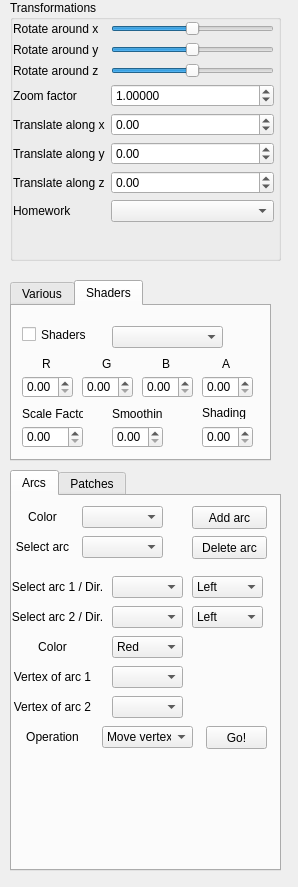
First picture: the form in QtFramework/GUI/SideWidget.ui, repository Peachmann/Grafika, before the edit.
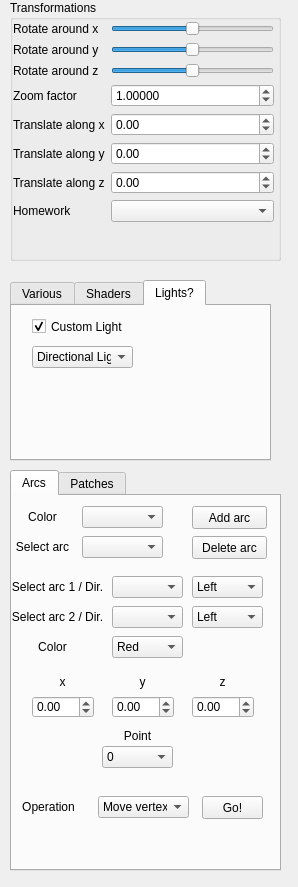
Second picture: the form after the edit. The open tabs and pages were chosen to show the change.

```diff
--- a/QtFramework/GUI/SideWidget.ui
+++ b/QtFramework/GUI/SideWidget.ui
@@ -246,7 +246,7 @@
     </rect>
    </property>
    <property name="currentIndex">
-    <number>1</number>
+    <number>2</number>
    </property>
    <widget class="QWidget" name="Various">
     <attribute name="title">
@@ -633,6 +633,52 @@
      </property>
     </widget>
    </widget>
+   <widget class="QWidget" name="tab_2">
+    <attribute name="title">
+     <string>Lights?</string>
+    </attribute>
+    <widget class="QCheckBox" name="lightCheck">
+     <property name="geometry">
+      <rect>
+       <x>20</x>
+       <y>10</y>
+       <width>91</width>
+       <height>21</height>
+      </rect>
+     </property>
+     <property name="text">
+      <string>Custom Lights</string>
+     </property>
+     <property name="checked">
+      <bool>true</bool>
+     </property>
+    </widget>
+    <widget class="QComboBox" name="selectLight">
+     <property name="geometry">
+      <rect>
+       <x>20</x>
+       <y>40</y>
+       <width>101</width>
+       <height>22</height>
+      </rect>
+     </property>
+     <item>
+      <property name="text">
+       <string>Directional Light</string>
+      </property>
+     </item>
+     <item>
+      <property name="text">
+       <string>Point Light</string>
+      </property>
+     </item>
+     <item>
+      <property name="text">
+       <string>Spotlight</string>
+      </property>
+     </item>
+    </widget>
+   </widget>
   </widget>
   <widget class="QTabWidget" name="tabWidget_2">
    <property name="geometry">
@@ -836,38 +882,6 @@
       </property>
      </item>
     </widget>
-    <widget class="QLabel" name="label_14">
-     <property name="geometry">
-      <rect>
-       <x>0</x>
-       <y>170</y>
-       <width>81</width>
-       <height>21</height>
-      </rect>
-     </property>
-     <property name="text">
-      <string>Vertex of arc 1</string>
-     </property>
-     <property name="alignment">
-      <set>Qt::AlignCenter</set>
-     </property>
-    </widget>
-    <widget class="QLabel" name="label_15">
-     <property name="geometry">
-      <rect>
-       <x>0</x>
-       <y>200</y>
-       <width>81</width>
-       <height>21</height>
-      </rect>
-     </property>
-     <property name="text">
-      <string>Vertex of arc 2</string>
-     </property>
-     <property name="alignment">
-      <set>Qt::AlignCenter</set>
-     </property>
-    </widget>
     <widget class="QComboBox" name="directionArc1">
      <property name="geometry">
       <rect>
@@ -908,31 +922,11 @@
       </property>
      </item>
     </widget>
-    <widget class="QComboBox" name="vertexArc1">
-     <property name="geometry">
-      <rect>
-       <x>100</x>
-       <y>170</y>
-       <width>71</width>
-       <height>22</height>
-      </rect>
-     </property>
-    </widget>
-    <widget class="QComboBox" name="vertexArc2">
-     <property name="geometry">
-      <rect>
-       <x>100</x>
-       <y>200</y>
-       <width>71</width>
-       <height>22</height>
-      </rect>
-     </property>
-    </widget>
     <widget class="QLabel" name="label_16">
      <property name="geometry">
       <rect>
-       <x>0</x>
-       <y>230</y>
+       <x>-4</x>
+       <y>300</y>
        <width>81</width>
        <height>21</height>
       </rect>
@@ -947,8 +941,8 @@
     <widget class="QComboBox" name="operationBox">
      <property name="geometry">
       <rect>
-       <x>90</x>
-       <y>230</y>
+       <x>86</x>
+       <y>300</y>
        <width>91</width>
        <height>22</height>
       </rect>
@@ -982,8 +976,8 @@
     <widget class="QPushButton" name="doArcOperation">
      <property name="geometry">
       <rect>
-       <x>194</x>
-       <y>230</y>
+       <x>190</x>
+       <y>300</y>
        <width>61</width>
        <height>23</height>
       </rect>
@@ -992,6 +986,160 @@
       <string>Go!</string>
      </property>
     </widget>
+    <widget class="QDoubleSpinBox" name="arcxbox">
+     <property name="geometry">
+      <rect>
+       <x>20</x>
+       <y>200</y>
+       <width>62</width>
+       <height>22</height>
+      </rect>
+     </property>
+     <property name="minimum">
+      <double>-100.000000000000000</double>
+     </property>
+     <property name="maximum">
+      <double>100.000000000000000</double>
+     </property>
+    </widget>
+    <widget class="QLabel" name="label_31">
+     <property name="geometry">
+      <rect>
+       <x>120</x>
+       <y>176</y>
+       <width>21</width>
+       <height>20</height>
+      </rect>
+     </property>
+     <property name="text">
+      <string>y</string>
+     </property>
+     <property name="alignment">
+      <set>Qt::AlignCenter</set>
+     </property>
+     <property name="buddy">
+      <cstring>xspinbox</cstring>
+     </property>
+    </widget>
+    <widget class="QDoubleSpinBox" name="arczbox">
+     <property name="geometry">
+      <rect>
+       <x>180</x>
+       <y>200</y>
+       <width>62</width>
+       <height>22</height>
+      </rect>
+     </property>
+     <property name="minimum">
+      <double>-100.000000000000000</double>
+     </property>
+     <property name="maximum">
+      <double>100.000000000000000</double>
+     </property>
+    </widget>
+    <widget class="QLabel" name="label_38">
+     <property name="geometry">
+      <rect>
+       <x>40</x>
+       <y>176</y>
+       <width>21</width>
+       <height>20</height>
+      </rect>
+     </property>
+     <property name="text">
+      <string>x</string>
+     </property>
+     <property name="alignment">
+      <set>Qt::AlignCenter</set>
+     </property>
+     <property name="buddy">
+      <cstring>xspinbox</cstring>
+     </property>
+    </widget>
+    <widget class="QLabel" name="label_40">
+     <property name="geometry">
+      <rect>
+       <x>110</x>
+       <y>230</y>
+       <width>31</width>
+       <height>20</height>
+      </rect>
+     </property>
+     <property name="text">
+      <string>Point</string>
+     </property>
+     <property name="alignment">
+      <set>Qt::AlignCenter</set>
+     </property>
+     <property name="buddy">
+      <cstring>xspinbox</cstring>
+     </property>
+    </widget>
+    <widget class="QDoubleSpinBox" name="arcybox">
+     <property name="geometry">
+      <rect>
+       <x>100</x>
+       <y>200</y>
+       <width>62</width>
+       <height>22</height>
+      </rect>
+     </property>
+     <property name="minimum">
+      <double>-100.000000000000000</double>
+     </property>
+     <property name="maximum">
+      <double>100.000000000000000</double>
+     </property>
+    </widget>
+    <widget class="QLabel" name="label_41">
+     <property name="geometry">
+      <rect>
+       <x>200</x>
+       <y>176</y>
+       <width>21</width>
+       <height>20</height>
+      </rect>
+     </property>
+     <property name="text">
+      <string>z</string>
+     </property>
+     <property name="alignment">
+      <set>Qt::AlignCenter</set>
+     </property>
+     <property name="buddy">
+      <cstring>xspinbox</cstring>
+     </property>
+    </widget>
+    <widget class="QComboBox" name="arcPointSelect">
+     <property name="geometry">
+      <rect>
+       <x>90</x>
+       <y>250</y>
+       <width>71</width>
+       <height>22</height>
+      </rect>
+     </property>
+     <item>
+      <property name="text">
+       <string>0</string>
+      </property>
+     </item>
+     <item>
+      <property name="text">
+       <string>1</string>
+      </property>
+     </item>
+     <item>
+      <property name="text">
+       <string>2</string>
+      </property>
+     </item>
+     <item>
+      <property name="text">
+       <string>3</string>
+      </property>
+     </item>
+    </widget>
    </widget>
    <widget class="QWidget" name="tab_5">
     <attribute name="title">
```
Left out of the diff: 160 changed lines with no effect on the pictures.
